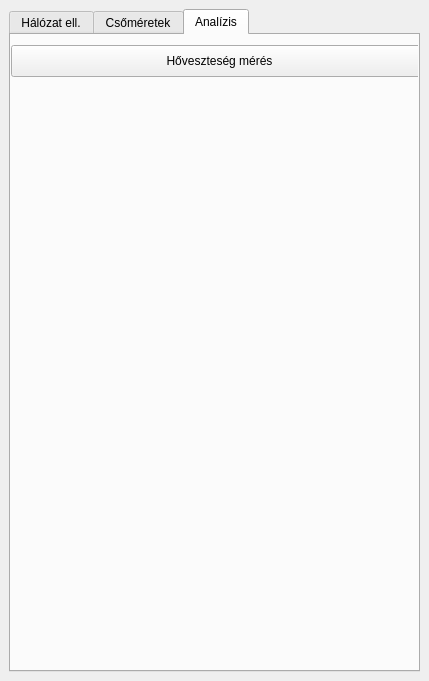
This is hmv_widget.ui in cruizer/HMV-meretezes as Qt 5 draws it before an edit. The edited form follows.
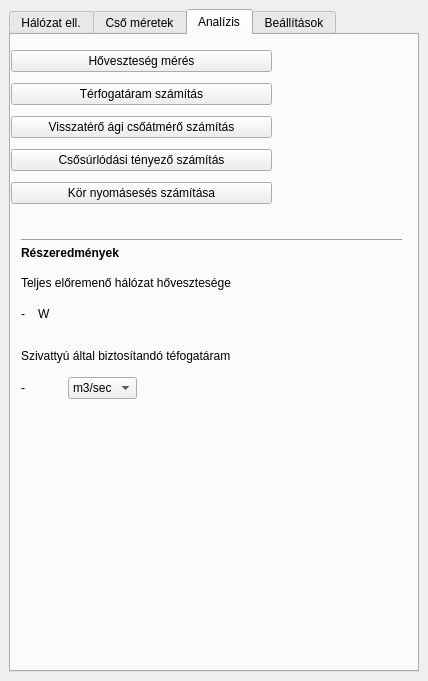
This is the edited form. The open tabs and pages were chosen to show the change.

Commit message:
Added settings tab to gui, results to analysis
- Settings tab with save / restore buttons
- Partial results for pump flow and system heat loss
- Added utility module for populating GUI elements with non-ASCII
content programatically

Diff of the .ui file:
```diff
--- a/hmv_widget.ui
+++ b/hmv_widget.ui
@@ -6,7 +6,7 @@
    <rect>
     <x>0</x>
     <y>0</y>
-    <width>429</width>
+    <width>428</width>
     <height>681</height>
    </rect>
   </property>
@@ -141,7 +141,7 @@
       </widget>
       <widget class="QWidget" name="pipeSize_tab">
        <attribute name="title">
-        <string>Csőméretek</string>
+        <string>Cső méretek</string>
        </attribute>
        <widget class="QWidget" name="">
         <property name="geometry">
@@ -191,18 +191,275 @@
        <attribute name="title">
         <string>Analízis</string>
        </attribute>
-       <widget class="QPushButton" name="heatlossStart_btn">
+       <widget class="QLabel" name="label_2">
+        <property name="geometry">
+         <rect>
+          <x>10</x>
+          <y>210</y>
+          <width>121</width>
+          <height>16</height>
+         </rect>
+        </property>
+        <property name="font">
+         <font>
+          <weight>75</weight>
+          <bold>true</bold>
+         </font>
+        </property>
+        <property name="text">
+         <string>Részeredmények</string>
+        </property>
+       </widget>
+       <widget class="QLabel" name="label_3">
+        <property name="geometry">
+         <rect>
+          <x>10</x>
+          <y>310</y>
+          <width>261</width>
+          <height>21</height>
+         </rect>
+        </property>
+        <property name="text">
+         <string>Szivattyú által biztosítandó téfogatáram</string>
+        </property>
+       </widget>
+       <widget class="Line" name="line">
+        <property name="geometry">
+         <rect>
+          <x>10</x>
+          <y>195</y>
+          <width>381</width>
+          <height>21</height>
+         </rect>
+        </property>
+        <property name="orientation">
+         <enum>Qt::Horizontal</enum>
+        </property>
+       </widget>
+       <widget class="QLabel" name="label_10">
+        <property name="geometry">
+         <rect>
+          <x>10</x>
+          <y>240</y>
+          <width>251</width>
+          <height>16</height>
+         </rect>
+        </property>
+        <property name="text">
+         <string>Teljes előremenő hálózat hővesztesége</string>
+        </property>
+       </widget>
+       <widget class="QWidget" name="">
         <property name="geometry">
          <rect>
           <x>0</x>
           <y>10</y>
-          <width>417</width>
+          <width>261</width>
+          <height>168</height>
+         </rect>
+        </property>
+        <layout class="QVBoxLayout" name="verticalLayout_3">
+         <item>
+          <widget class="QPushButton" name="heatlossStart_btn">
+           <property name="text">
+            <string>Hőveszteség mérés</string>
+           </property>
+          </widget>
+         </item>
+         <item>
+          <widget class="QPushButton" name="flowRateStart_btn">
+           <property name="text">
+            <string>Térfogatáram számítás</string>
+           </property>
+          </widget>
+         </item>
+         <item>
+          <widget class="QPushButton" name="returnPipeDiaStart_btn">
+           <property name="text">
+            <string>Visszatérő ági csőátmérő számítás</string>
+           </property>
+          </widget>
+         </item>
+         <item>
+          <widget class="QPushButton" name="pipeDragStart_btn">
+           <property name="text">
+            <string>Csősúrlódási tényező számítás</string>
+           </property>
+          </widget>
+         </item>
+         <item>
+          <widget class="QPushButton" name="presurreLossStart_btn">
+           <property name="text">
+            <string>Kör nyomásesés számítása</string>
+           </property>
+          </widget>
+         </item>
+        </layout>
+       </widget>
+       <widget class="QWidget" name="">
+        <property name="geometry">
+         <rect>
+          <x>10</x>
+          <y>340</y>
+          <width>116</width>
+          <height>26</height>
+         </rect>
+        </property>
+        <layout class="QHBoxLayout" name="horizontalLayout_8">
+         <item>
+          <widget class="QLabel" name="circFlow_label">
+           <property name="text">
+            <string>-</string>
+           </property>
+          </widget>
+         </item>
+         <item>
+          <widget class="QComboBox" name="circFlow_combo">
+           <item>
+            <property name="text">
+             <string>m3/sec</string>
+            </property>
+           </item>
+           <item>
+            <property name="text">
+             <string>dm3/h</string>
+            </property>
+           </item>
+          </widget>
+         </item>
+        </layout>
+       </widget>
+       <widget class="QWidget" name="">
+        <property name="geometry">
+         <rect>
+          <x>10</x>
+          <y>270</y>
+          <width>30</width>
+          <height>18</height>
+         </rect>
+        </property>
+        <layout class="QHBoxLayout" name="horizontalLayout_9">
+         <item>
+          <widget class="QLabel" name="totalHeatloss_label">
+           <property name="text">
+            <string>-</string>
+           </property>
+          </widget>
+         </item>
+         <item>
+          <widget class="QLabel" name="label_12">
+           <property name="text">
+            <string>W</string>
+           </property>
+          </widget>
+         </item>
+        </layout>
+       </widget>
+      </widget>
+      <widget class="QWidget" name="settings_tab">
+       <attribute name="title">
+        <string>Beállítások</string>
+       </attribute>
+       <widget class="QWidget" name="">
+        <property name="geometry">
+         <rect>
+          <x>10</x>
+          <y>40</y>
+          <width>345</width>
+          <height>91</height>
+         </rect>
+        </property>
+        <layout class="QVBoxLayout" name="verticalLayout_4">
+         <item>
+          <layout class="QHBoxLayout" name="horizontalLayout_7">
+           <item>
+            <widget class="QLabel" name="label_8">
+             <property name="text">
+              <string>Sűrűség</string>
+             </property>
+            </widget>
+           </item>
+           <item>
+            <widget class="QLineEdit" name="density_txtField"/>
+           </item>
+           <item>
+            <widget class="QLabel" name="label_9">
+             <property name="text">
+              <string>kg/m3</string>
+             </property>
+            </widget>
+           </item>
+          </layout>
+         </item>
+         <item>
+          <layout class="QHBoxLayout" name="horizontalLayout_6">
+           <item>
+            <widget class="QLabel" name="label_6">
+             <property name="text">
+              <string>Fajhő</string>
+             </property>
+            </widget>
+           </item>
+           <item>
+            <widget class="QLineEdit" name="specificHeat_txtField"/>
+           </item>
+           <item>
+            <widget class="QLabel" name="label_7">
+             <property name="text">
+              <string>J/kgK</string>
+             </property>
+            </widget>
+           </item>
+          </layout>
+         </item>
+         <item>
+          <layout class="QHBoxLayout" name="horizontalLayout_5">
+           <item>
+            <widget class="QLabel" name="label_4">
+             <property name="text">
+              <string>Δϑ</string>
+             </property>
+            </widget>
+           </item>
+           <item>
+            <widget class="QLineEdit" name="deltaTheta_txtField"/>
+           </item>
+           <item>
+            <widget class="QLabel" name="label_5">
+             <property name="text">
+              <string>K</string>
+             </property>
+            </widget>
+           </item>
+          </layout>
+         </item>
+        </layout>
+       </widget>
+       <widget class="QWidget" name="">
+        <property name="geometry">
+         <rect>
+          <x>170</x>
+          <y>0</y>
+          <width>210</width>
           <height>32</height>
          </rect>
         </property>
-        <property name="text">
-         <string>Hőveszteség mérés</string>
-        </property>
+        <layout class="QHBoxLayout" name="horizontalLayout_4">
+         <item>
+          <widget class="QPushButton" name="resetSettings_btn">
+           <property name="text">
+            <string>Visszaállítás</string>
+           </property>
+          </widget>
+         </item>
+         <item>
+          <widget class="QPushButton" name="saveSettings_btn">
+           <property name="text">
+            <string>Mentés</string>
+           </property>
+          </widget>
+         </item>
+        </layout>
        </widget>
       </widget>
      </widget>
```
Left out of the diff: 151 changed lines with no effect on the pictures. The commit also changes 5 other files.
